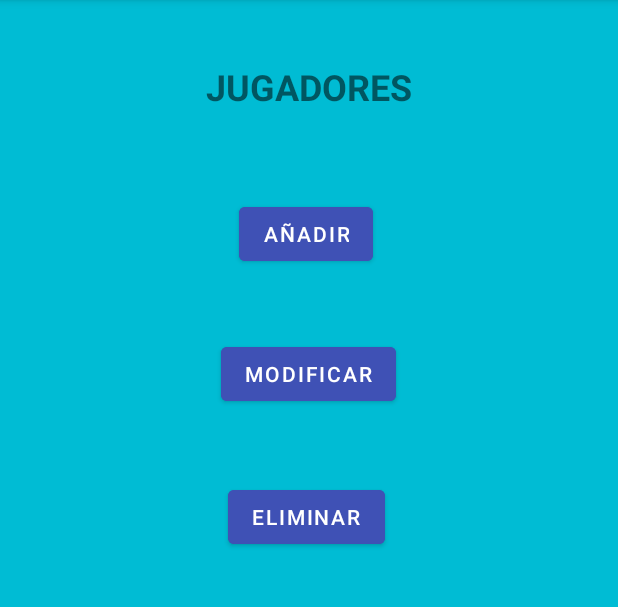
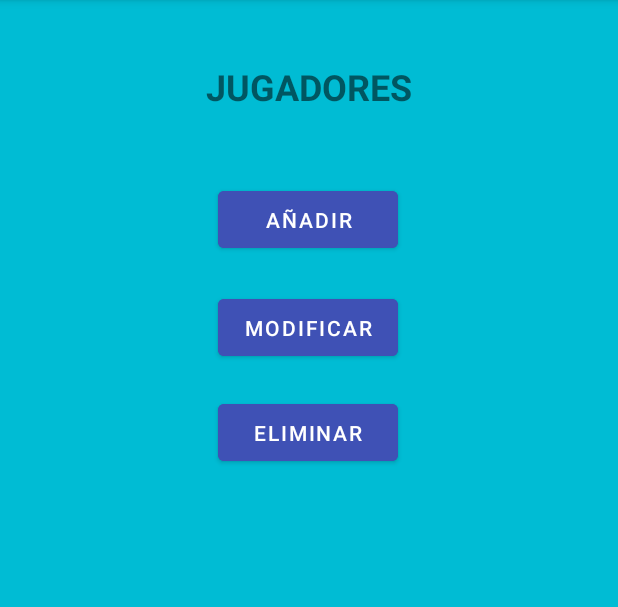
Before and after one commit to DavidGonS/Proyecto_App_Futbol, an Android app: the JugadoresAdministrador screen opened directly, with no data from a screen before it, on a phone screen of 412 x 824 dp, the part 84-691 px from its top. Run offline under Robolectric (Android 15) with nearby library versions, the phone set to English and light mode, and no system bars.

```diff
--- a/app/src/main/java/com/example/proyecto_app_futbol/MenuAdministrador.java
+++ b/app/src/main/java/com/example/proyecto_app_futbol/MenuAdministrador.java
@@ -18,4 +18,9 @@ public class MenuAdministrador extends AppCompatActivity {
         Intent intent = new Intent(this, LigasAdministrador.class);
         startActivity(intent);
     }
+
+    public void goToPlayers(View view) {
+        Intent intent = new Intent(this, JugadoresAdministrador.class);
+        startActivity(intent);
+    }
 }
--- a/app/src/main/res/layout/activity_jugadores_administrador.xml
+++ b/app/src/main/res/layout/activity_jugadores_administrador.xml
@@ -8,7 +8,7 @@
     tools:context=".JugadoresAdministrador">
 
     <TextView
-        android:id="@+id/textView3"
+        android:id="@+id/tvTituloJugadoresAdministrador"
         android:layout_width="wrap_content"
         android:layout_height="wrap_content"
         android:layout_marginStart="137dp"
@@ -20,36 +20,36 @@
         app:layout_constraintTop_toTopOf="parent" />
 
     <Button
-        android:id="@+id/btEliminarLiga2"
-        android:layout_width="wrap_content"
-        android:layout_height="wrap_content"
-        android:layout_marginStart="152dp"
-        android:layout_marginTop="47dp"
+        android:id="@+id/btEliminarJugador"
+        android:layout_width="120dp"
+        android:layout_height="50dp"
+        android:layout_marginStart="145dp"
+        android:layout_marginTop="20dp"
         android:backgroundTint="#3F51B5"
         android:text="Eliminar"
         app:layout_constraintStart_toStartOf="parent"
-        app:layout_constraintTop_toBottomOf="@+id/btModificarLiga2" />
+        app:layout_constraintTop_toBottomOf="@+id/btModificarJugador" />
 
     <Button
-        android:id="@+id/btAnadirLiga2"
-        android:layout_width="wrap_content"
-        android:layout_height="wrap_content"
-        android:layout_marginStart="159dp"
-        android:layout_marginTop="58dp"
+        android:id="@+id/btAnadirJugador"
+        android:layout_width="120dp"
+        android:layout_height="50dp"
+        android:layout_marginStart="145dp"
+        android:layout_marginTop="47dp"
         android:backgroundTint="#3F51B5"
         android:onClick="goToAdd"
         android:text="Añadir"
         app:layout_constraintStart_toStartOf="parent"
-        app:layout_constraintTop_toBottomOf="@+id/textView3" />
+        app:layout_constraintTop_toBottomOf="@+id/tvTituloJugadoresAdministrador" />
 
     <Button
-        android:id="@+id/btModificarLiga2"
-        android:layout_width="wrap_content"
-        android:layout_height="wrap_content"
-        android:layout_marginStart="147dp"
-        android:layout_marginTop="45dp"
+        android:id="@+id/btModificarJugador"
+        android:layout_width="120dp"
+        android:layout_height="50dp"
+        android:layout_marginStart="145dp"
+        android:layout_marginTop="22dp"
         android:backgroundTint="#3F51B5"
         android:text="Modificar"
         app:layout_constraintStart_toStartOf="parent"
-        app:layout_constraintTop_toBottomOf="@+id/btAnadirLiga2" />
+        app:layout_constraintTop_toBottomOf="@+id/btAnadirJugador" />
 </androidx.constraintlayout.widget.ConstraintLayout>
--- a/app/src/main/res/layout/activity_ligas_administrador.xml
+++ b/app/src/main/res/layout/activity_ligas_administrador.xml
@@ -42,7 +42,7 @@
         app:layout_constraintTop_toTopOf="parent" />
 
     <TextView
-        android:id="@+id/textView2"
+        android:id="@+id/tvTituloLigasAdministrador"
         android:layout_width="wrap_content"
         android:layout_height="wrap_content"
         android:layout_marginStart="159dp"
--- a/app/src/main/res/layout/activity_menu_administrador.xml
+++ b/app/src/main/res/layout/activity_menu_administrador.xml
@@ -14,6 +14,7 @@
         android:layout_marginStart="45dp"
         android:layout_marginTop="77dp"
         android:backgroundTint="#3F51B5"
+        android:onClick="goToPlayers"
         android:text="Jugadores"
         app:layout_constraintStart_toStartOf="parent"
         app:layout_constraintTop_toBottomOf="@+id/tvTituloAdmin" />
```
Also changed, not shown: app/src/main/java/com/example/proyecto_app_futbol/AnadirJugador.java (+75 -1 lines), app/src/main/java/com/example/proyecto_app_futbol/AnadirLiga.java (+5 -2 lines), app/src/main/java/com/example/proyecto_app_futbol/JugadoresAdministrador.java (+7 -0 lines), app/src/main/java/com/example/proyecto_app_futbol/model/Jugador.java (+3 -15 lines), app/src/main/res/layout/activity_anadir_jugador.xml (+13 -3 lines).
